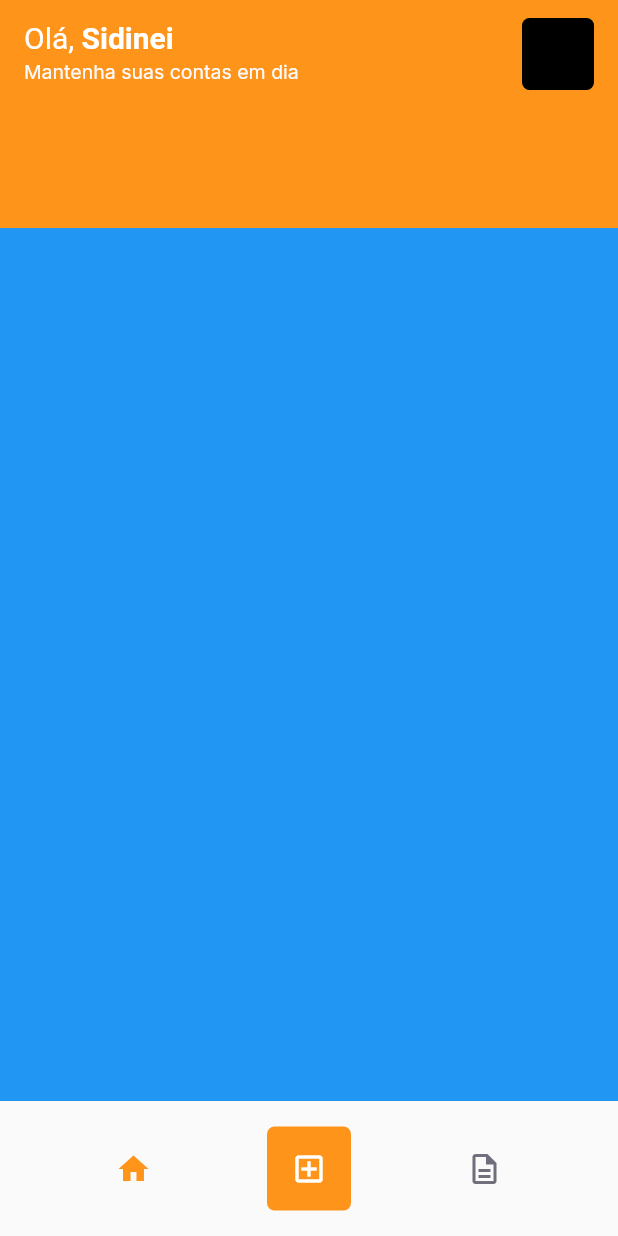
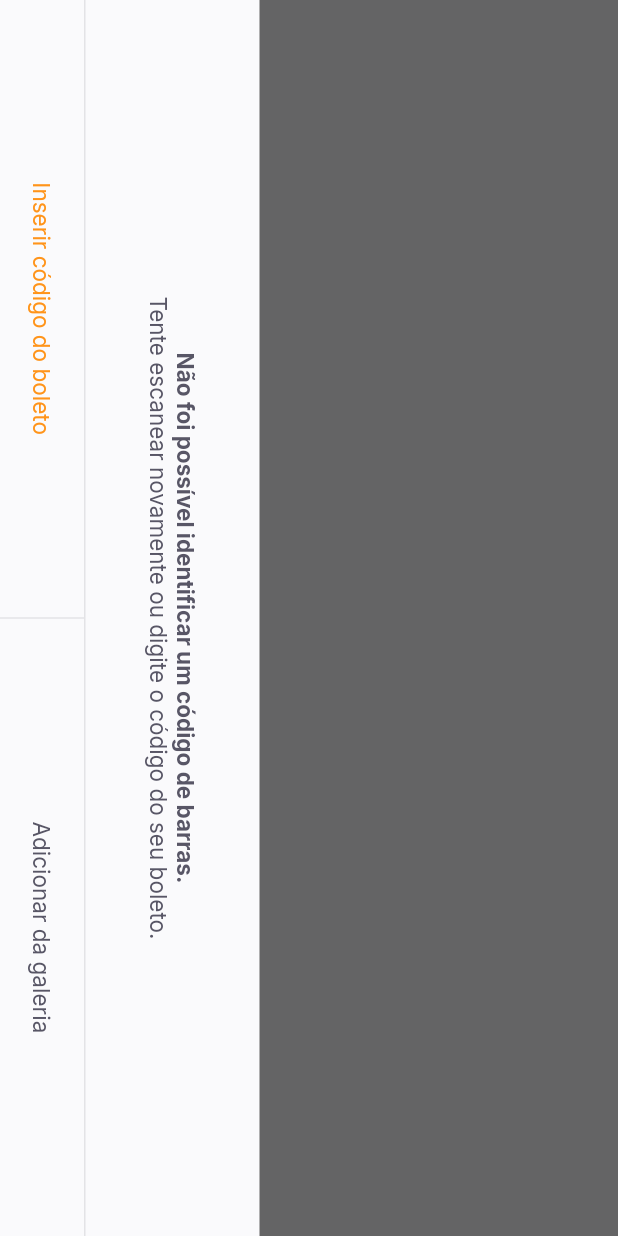
Before and after one commit to sidinei-silva/rocketseat-nlw-flutter-payflow, a Flutter app: the HomePage screen opened by its route, after a tap on the "add box" icon, on a phone screen of 412 x 824 dp. Run offline on Flutter 3.47's test engine with Material 2 defaults, Android fonts, the phone set to English and light mode, and no system bars; our stand-ins replace firebase_core, google_fonts, google_sign_in, shared_preferences; accounts and stored records are empty.

Commit message:
Criando layout do barCodeScanner

```diff
--- a/lib/app_widget.dart
+++ b/lib/app_widget.dart
@@ -1,22 +1,35 @@
 import 'package:flutter/material.dart';
+import 'package:flutter/services.dart';
+import 'package:payflow/modules/barcode_scanner/barcode_scanner_page.dart';
 import 'package:payflow/modules/home/home_page.dart';
 import 'package:payflow/modules/login/login_page.dart';
 import 'package:payflow/modules/splash/splash_page.dart';
 import 'package:payflow/shared/themes/app_colors.dart';
 
 class AppWidget extends StatelessWidget {
+  AppWidget() {
+    SystemChrome.setPreferredOrientations(
+      [
+        DeviceOrientation.portraitDown,
+        DeviceOrientation.portraitUp,
+      ],
+    );
+  }
+
   @override
   Widget build(BuildContext context) {
     return MaterialApp(
       title: 'PayFlow',
       theme: ThemeData(
+        primarySwatch: Colors.orange,
         primaryColor: AppColors.primary,
       ),
       initialRoute: "/splash",
       routes: {
         "/splash": (context) => SplashPage(),
         "/home": (context) => HomePage(),
-        "/login": (context) => LoginPage()
+        "/login": (context) => LoginPage(),
+        "/barcode_scanner": (context) => BarCodeScannerPage(),
       },
     );
   }
--- /dev/null
+++ b/lib/modules/barcode_scanner/barcode_scanner_page.dart
@@ -0,0 +1,64 @@
+import 'package:flutter/material.dart';
+import 'package:flutter/services.dart';
+import 'package:payflow/shared/themes/app_colors.dart';
+import 'package:payflow/shared/themes/app_text_styles.dart';
+import 'package:payflow/shared/widgets/bottom_sheet/bottom_sheet_widget.dart';
+import 'package:payflow/shared/widgets/set_label_buttons/set_label_buttons_widget.dart';
+
+class BarCodeScannerPage extends StatelessWidget {
+  const BarCodeScannerPage({Key? key}) : super(key: key);
+
+  @override
+  Widget build(BuildContext context) {
+    return BottomSheetWidget(
+      title: "Não foi possível identificar um código de barras.",
+      subtitle: "Tente escanear novamente ou digite o código do seu boleto.",
+      primaryLabel: "Inserir código do boleto",
+      primaryOnPressed: () {},
+      secondaryLabel: "Adicionar da galeria",
+      secondaryOnPressed: () {},
+    );
+    return Container(
+      color: AppColors.primary,
+      child: SafeArea(
+        child: RotatedBox(
+          quarterTurns: 1,
+          child: Scaffold(
+            appBar: AppBar(
+              backgroundColor: Colors.black,
+              title: Text(
+                "Escaneie o código de barras do boleto",
+                style: TextStyles.buttonBackground,
+              ),
+              centerTitle: true,
+              leading: BackButton(
+                color: AppColors.background,
+              ),
+              backwardsCompatibility: false,
+            ),
+            body: Column(
+              children: [
+                Expanded(
+                  child: Container(color: Colors.black),
+                ),
+                Expanded(
+                  flex: 2,
+                  child: Container(color: Colors.transparent.withOpacity(0.9)),
+                ),
+                Expanded(
+                  child: Container(color: Colors.black),
+                ),
+              ],
+            ),
+            bottomNavigationBar: SetLabelButtonsWidgets(
+              primaryLabel: "Inserir código do boleto",
+              primaryOnPressed: () {},
+              secondaryLabel: "Adicionar da galeria",
+              secondaryOnPressed: () {},
+            ),
+          ),
+        ),
+      ),
+    );
+  }
+}
--- a/lib/modules/home/home_page.dart
+++ b/lib/modules/home/home_page.dart
@@ -78,8 +78,7 @@ class _HomePageState extends State<HomePage> {
             ),
             InkWell(
               onTap: () {
-                controller.setPage(1);
-                setState(() {});
+                Navigator.pushNamed(context, "/barcode_scanner");
               },
               child: Container(
                 width: 56,
@@ -95,7 +94,10 @@ class _HomePageState extends State<HomePage> {
               ),
             ),
             IconButton(
-              onPressed: () {},
+              onPressed: () {
+                controller.setPage(1);
+                setState(() {});
+              },
               icon: Icon(
                 Icons.description_outlined,
                 color: AppColors.body,
--- /dev/null
+++ b/lib/shared/widgets/bottom_sheet/bottom_sheet_widget.dart
@@ -0,0 +1,79 @@
+import 'package:flutter/material.dart';
+
+import 'package:payflow/shared/themes/app_colors.dart';
+import 'package:payflow/shared/themes/app_text_styles.dart';
+import 'package:payflow/shared/widgets/set_label_buttons/set_label_buttons_widget.dart';
+
+class BottomSheetWidget extends StatelessWidget {
+  final String title;
+  final String subtitle;
+
+  final String primaryLabel;
+  final VoidCallback primaryOnPressed;
+  final String secondaryLabel;
+  final VoidCallback secondaryOnPressed;
+
+  const BottomSheetWidget({
+    Key? key,
+    required this.primaryLabel,
+    required this.primaryOnPressed,
+    required this.secondaryLabel,
+    required this.secondaryOnPressed,
+    required this.title,
+    required this.subtitle,
+  }) : super(key: key);
+
+  @override
+  Widget build(BuildContext context) {
+    return SafeArea(
+      child: RotatedBox(
+        quarterTurns: 1,
+        child: Material(
+          child: Container(
+            color: AppColors.shape,
+            child: Column(
+              children: [
+                Expanded(
+                  child: Container(
+                    color: Colors.black.withOpacity(0.6),
+                  ),
+                ),
+                Column(
+                  children: [
+                    Padding(
+                      padding: const EdgeInsets.all(40),
+                      child: Text.rich(
+                        TextSpan(
+                          text: title,
+                          style: TextStyles.buttonBoldHeading,
+                          children: [
+                            TextSpan(
+                              text: "\n$subtitle",
+                              style: TextStyles.buttonHeading,
+                            ),
+                          ],
+                        ),
+                        textAlign: TextAlign.center,
+                      ),
+                    ),
+                    Divider(
+                      color: AppColors.stroke,
+                      height: 1,
+                      thickness: 1,
+                    ),
+                    SetLabelButtonsWidgets(
+                        enablePrimaryColor: true,
+                        primaryLabel: primaryLabel,
+                        primaryOnPressed: primaryOnPressed,
+                        secondaryLabel: secondaryLabel,
+                        secondaryOnPressed: secondaryOnPressed)
+                  ],
+                ),
+              ],
+            ),
+          ),
+        ),
+      ),
+    );
+  }
+}
--- /dev/null
+++ b/lib/shared/widgets/label_button/label_button_widget.dart
@@ -0,0 +1,29 @@
+import 'package:flutter/material.dart';
+import 'package:payflow/shared/themes/app_text_styles.dart';
+
+class LabelButtonWidget extends StatelessWidget {
+  final String label;
+  final VoidCallback onPressed;
+  final TextStyle? style;
+
+  const LabelButtonWidget({
+    Key? key,
+    required this.label,
+    required this.onPressed,
+    this.style,
+  }) : super(key: key);
+
+  @override
+  Widget build(BuildContext context) {
+    return Container(
+      height: 56,
+      child: TextButton(
+        onPressed: onPressed,
+        child: Text(
+          label,
+          style: style ?? TextStyles.buttonHeading,
+        ),
+      ),
+    );
+  }
+}
--- /dev/null
+++ b/lib/shared/widgets/set_label_buttons/set_label_buttons_widget.dart
@@ -0,0 +1,51 @@
+import 'package:flutter/material.dart';
+
+import 'package:payflow/shared/themes/app_colors.dart';
+import 'package:payflow/shared/themes/app_text_styles.dart';
+import 'package:payflow/shared/widgets/label_button/label_button_widget.dart';
+
+class SetLabelButtonsWidgets extends StatelessWidget {
+  final String primaryLabel;
+  final VoidCallback primaryOnPressed;
+  final String secondaryLabel;
+  final VoidCallback secondaryOnPressed;
+  final bool enablePrimaryColor;
+
+  const SetLabelButtonsWidgets({
+    Key? key,
+    required this.primaryLabel,
+    required this.primaryOnPressed,
+    required this.secondaryLabel,
+    required this.secondaryOnPressed,
+    this.enablePrimaryColor = false,
+  }) : super(key: key);
+
+  @override
+  Widget build(BuildContext context) {
+    return Container(
+      height: 56,
+      child: Row(
+        children: [
+          Expanded(
+            child: LabelButtonWidget(
+              label: primaryLabel,
+              onPressed: primaryOnPressed,
+              style: enablePrimaryColor ? TextStyles.buttonPrimary : null,
+            ),
+          ),
+          VerticalDivider(
+            color: AppColors.stroke,
+            width: 1,
+            thickness: 1,
+          ),
+          Expanded(
+            child: LabelButtonWidget(
+              label: secondaryLabel,
+              onPressed: secondaryOnPressed,
+            ),
+          ),
+        ],
+      ),
+    );
+  }
+}
```
